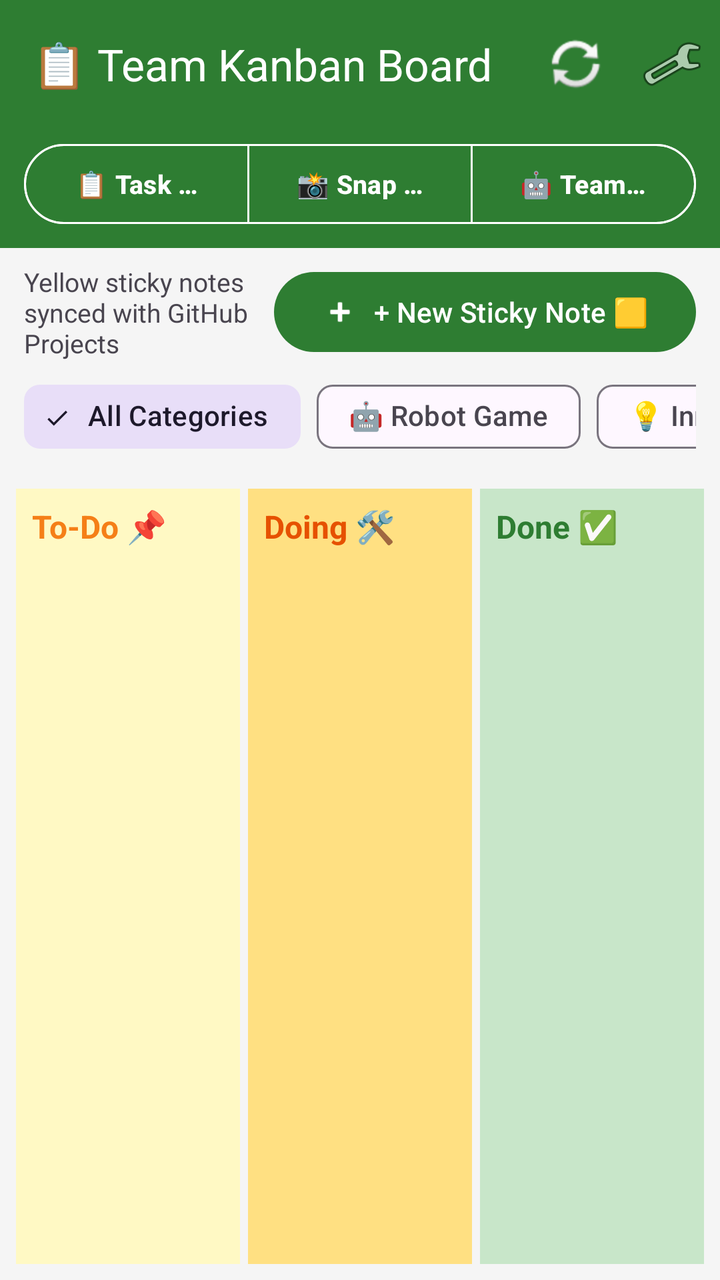
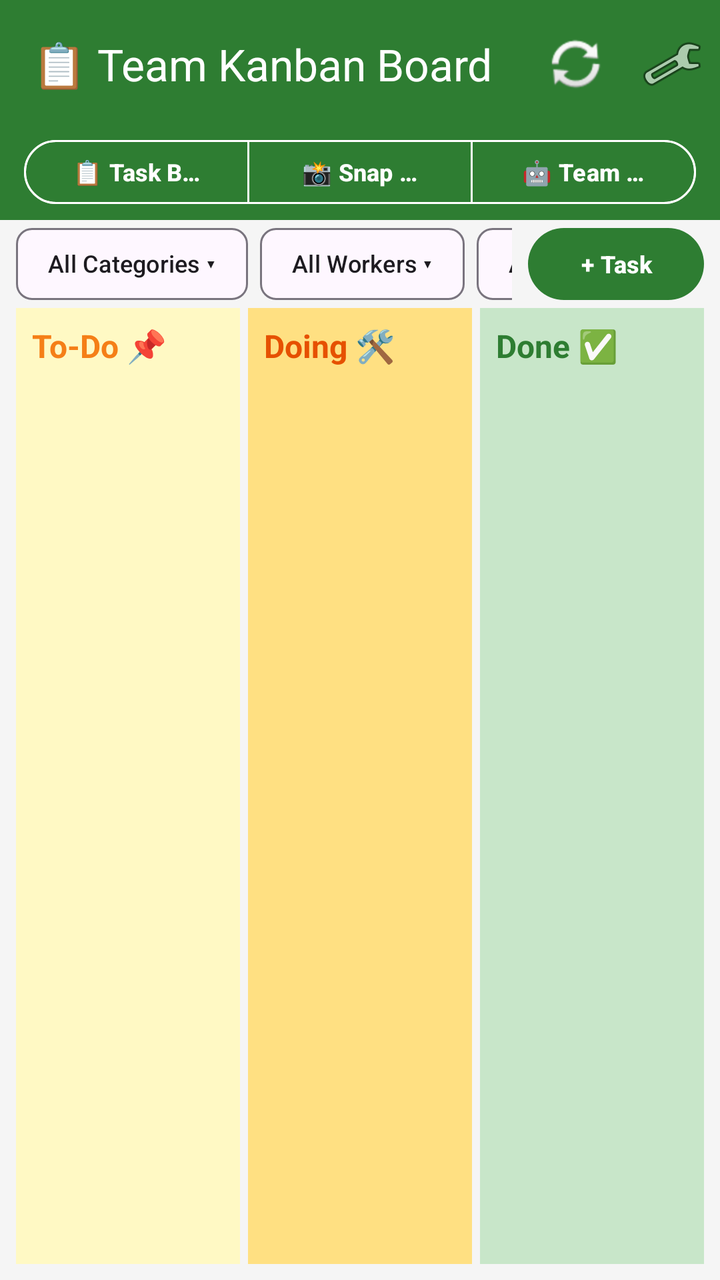

Two renders of the same Android screen: before a commit and after it. Below are the layout's source before the change and the commit's diff.
<!-- AndroidManifest.xml: application theme Theme.PushToGitHub -->
<!-- res/layout/activity_kanban.xml -->
<?xml version="1.0" encoding="utf-8"?>

<LinearLayout xmlns:android="http://schemas.android.com/apk/res/android"
    xmlns:app="http://schemas.android.com/apk/res-auto"
    android:layout_width="match_parent"
    android:layout_height="match_parent"
    android:orientation="vertical"
    android:background="#F5F5F5">

    <com.google.android.material.appbar.MaterialToolbar
        android:id="@+id/toolbar"
        android:layout_width="match_parent"
        android:layout_height="?attr/actionBarSize"
        android:background="?attr/colorPrimary"
        app:title="@string/kanban_title"
        app:titleTextColor="@android:color/white"
        app:menu="@menu/time_machine_menu" />

    
    <com.google.android.material.button.MaterialButtonToggleGroup
        android:id="@+id/mainNavToggle"
        android:layout_width="match_parent"
        android:layout_height="wrap_content"
        android:paddingStart="12dp"
        android:paddingEnd="12dp"
        android:paddingTop="4dp"
        android:paddingBottom="8dp"
        android:background="?attr/colorPrimary"
        app:singleSelection="true"
        app:selectionRequired="true">

        <com.google.android.material.button.MaterialButton
            android:id="@+id/navTaskBoard"
            style="@style/Widget.Material3.Button.OutlinedButton"
            android:layout_width="0dp"
            android:layout_height="48dp"
            android:layout_weight="1"
            android:text="📋 Task Board"
            android:textSize="13sp"
            android:textStyle="bold"
            android:textColor="@android:color/white"
            app:strokeColor="@android:color/white" />

        <com.google.android.material.button.MaterialButton
            android:id="@+id/navSnapNotes"
            style="@style/Widget.Material3.Button.OutlinedButton"
            android:layout_width="0dp"
            android:layout_height="48dp"
            android:layout_weight="1"
            android:text="📸 Snap Notes"
            android:textSize="13sp"
            android:textStyle="bold"
            android:textColor="@android:color/white"
            app:strokeColor="@android:color/white" />

        <com.google.android.material.button.MaterialButton
            android:id="@+id/navTeamCode"
            style="@style/Widget.Material3.Button.OutlinedButton"
            android:layout_width="0dp"
            android:layout_height="48dp"
            android:layout_weight="1"
            android:text="🤖 Team Code"
            android:textSize="13sp"
            android:textStyle="bold"
            android:textColor="@android:color/white"
            app:strokeColor="@android:color/white" />

    </com.google.android.material.button.MaterialButtonToggleGroup>

    <LinearLayout
        android:layout_width="match_parent"
        android:layout_height="wrap_content"
        android:orientation="horizontal"
        android:paddingStart="12dp"
        android:paddingEnd="12dp"
        android:paddingTop="8dp"
        android:paddingBottom="4dp"
        android:gravity="center_vertical">

        <TextView
            android:id="@+id/statusText"
            android:layout_width="0dp"
            android:layout_height="wrap_content"
            android:layout_weight="1"
            android:text="@string/kanban_subtitle"
            android:textSize="13sp"
            android:textColor="?android:attr/textColorSecondary" />

        <com.google.android.material.button.MaterialButton
            android:id="@+id/buttonNewStickyNote"
            android:layout_width="wrap_content"
            android:layout_height="wrap_content"
            android:text="@string/new_sticky_note"
            android:textSize="14sp"
            app:icon="@android:drawable/ic_input_add" />

    </LinearLayout>

    
    <LinearLayout
        android:layout_width="match_parent"
        android:layout_height="wrap_content"
        android:orientation="vertical"
        android:paddingStart="12dp"
        android:paddingEnd="12dp"
        android:paddingBottom="4dp">

        
        <HorizontalScrollView
            android:layout_width="match_parent"
            android:layout_height="wrap_content"
            android:scrollbars="none"
            android:layout_marginBottom="4dp">

            <com.google.android.material.chip.ChipGroup
                android:id="@+id/categoryFilterChipGroup"
                android:layout_width="wrap_content"
                android:layout_height="wrap_content"
                app:singleSelection="true"
                app:selectionRequired="true">

                <com.google.android.material.chip.Chip
                    android:id="@+id/chipCatAll"
                    style="@style/Widget.Material3.Chip.Filter"
                    android:layout_width="wrap_content"
                    android:layout_height="wrap_content"
                    android:text="All Categories"
                    android:checked="true" />

                <com.google.android.material.chip.Chip
                    android:id="@+id/chipCatRobot"
                    style="@style/Widget.Material3.Chip.Filter"
                    android:layout_width="wrap_content"
                    android:layout_height="wrap_content"
                    android:text="🤖 Robot Game" />

                <com.google.android.material.chip.Chip
                    android:id="@+id/chipCatInnovation"
                    style="@style/Widget.Material3.Chip.Filter"
                    android:layout_width="wrap_content"
                    android:layout_height="wrap_content"
                    android:text="💡 Innovation Project" />

                <com.google.android.material.chip.Chip
                    android:id="@+id/chipCatGeneral"
                    style="@style/Widget.Material3.Chip.Filter"
                    android:layout_width="wrap_content"
                    android:layout_height="wrap_content"
                    android:text="📋 General" />

            </com.google.android.material.chip.ChipGroup>
        </HorizontalScrollView>

        
        <com.google.android.material.chip.ChipGroup
            android:id="@+id/ownerFilterChipGroup"
            android:layout_width="match_parent"
            android:layout_height="wrap_content"
            app:singleLine="false"
            app:singleSelection="true"
            app:selectionRequired="false" />

        
        <com.google.android.material.chip.ChipGroup
            android:id="@+id/coreValueFilterChipGroup"
            android:layout_width="match_parent"
            android:layout_height="wrap_content"
            android:layout_marginTop="4dp"
            app:singleLine="false"
            app:singleSelection="true"
            app:selectionRequired="false" />

    </LinearLayout>

    <ProgressBar
        android:id="@+id/progress"
        android:layout_width="wrap_content"
        android:layout_height="wrap_content"
        android:layout_gravity="center_horizontal"
        android:visibility="gone" />

    
    <LinearLayout
        android:layout_width="match_parent"
        android:layout_height="0dp"
        android:layout_weight="1"
        android:baselineAligned="false"
        android:orientation="horizontal"
        android:paddingStart="8dp"
        android:paddingEnd="8dp"
        android:paddingBottom="8dp">

        
        <LinearLayout
            android:id="@+id/columnTodo"
            android:layout_width="0dp"
            android:layout_height="match_parent"
            android:layout_weight="1"
            android:orientation="vertical"
            android:background="#FFF9C4"
            android:padding="8dp"
            android:layout_marginEnd="4dp">

            <TextView
                android:layout_width="match_parent"
                android:layout_height="wrap_content"
                android:text="@string/column_todo"
                android:textSize="16sp"
                android:textStyle="bold"
                android:textColor="#F57F17"
                android:paddingBottom="8dp" />

            <androidx.recyclerview.widget.RecyclerView
                android:id="@+id/recyclerTodo"
                android:layout_width="match_parent"
                android:layout_height="match_parent"
                app:layoutManager="androidx.recyclerview.widget.LinearLayoutManager" />
        </LinearLayout>

        
        <LinearLayout
            android:id="@+id/columnDoing"
            android:layout_width="0dp"
            android:layout_height="match_parent"
            android:layout_weight="1"
            android:orientation="vertical"
            android:background="#FFE082"
            android:padding="8dp"
            android:layout_marginEnd="4dp">

            <TextView
                android:layout_width="match_parent"
                android:layout_height="wrap_content"
                android:text="@string/column_doing"
                android:textSize="16sp"
                android:textStyle="bold"
                android:textColor="#E65100"
                android:paddingBottom="8dp" />

            <androidx.recyclerview.widget.RecyclerView
                android:id="@+id/recyclerDoing"
                android:layout_width="match_parent"
                android:layout_height="match_parent"
                app:layoutManager="androidx.recyclerview.widget.LinearLayoutManager" />
        </LinearLayout>

        
        <LinearLayout
            android:id="@+id/columnDone"
            android:layout_width="0dp"
            android:layout_height="match_parent"
            android:layout_weight="1"
            android:orientation="vertical"
            android:background="#C8E6C9"
            android:padding="8dp">

            <TextView
                android:layout_width="match_parent"
                android:layout_height="wrap_content"
                android:text="@string/column_done"
                android:textSize="16sp"
                android:textStyle="bold"
                android:textColor="#2E7D32"
                android:paddingBottom="8dp" />

            <androidx.recyclerview.widget.RecyclerView
                android:id="@+id/recyclerDone"
                android:layout_width="match_parent"
                android:layout_height="match_parent"
                app:layoutManager="androidx.recyclerview.widget.LinearLayoutManager" />
        </LinearLayout>

    </LinearLayout>

</LinearLayout>
<!-- resources referenced by this layout -->
<resources>
  <string name="column_doing">Doing 🛠️</string>
  <string name="column_done">Done ✅</string>
  <string name="column_todo">To-Do 📌</string>
  <string name="kanban_subtitle">Yellow sticky notes synced with GitHub Projects</string>
  <string name="kanban_title">📋 Team Kanban Board</string>
  <string name="new_sticky_note">+ New Sticky Note 🟨</string>
  <style name="Theme.PushToGitHub" parent="Theme.Material3.DayNight.NoActionBar">
          <item name="colorPrimary">@color/brand_primary</item>
          <item name="colorOnPrimary">@color/white</item>
          <item name="android:statusBarColor">@color/brand_primary</item>
      </style>
  <color name="brand_primary">#2E7D32</color>
  <color name="white">#FFFFFF</color>
</resources>

<!-- the commit's change to res/layout/activity_kanban.xml (unified diff, before → after) -->
@@ -23,8 +23,8 @@
         android:layout_height="wrap_content"
         android:paddingStart="12dp"
         android:paddingEnd="12dp"
-        android:paddingTop="4dp"
-        android:paddingBottom="8dp"
+        android:paddingTop="2dp"
+        android:paddingBottom="4dp"
         android:background="?attr/colorPrimary"
         app:singleSelection="true"
         app:selectionRequired="true">
@@ -33,10 +33,10 @@
             android:id="@+id/navTaskBoard"
             style="@style/Widget.Material3.Button.OutlinedButton"
             android:layout_width="0dp"
-            android:layout_height="48dp"
+            android:layout_height="40dp"
             android:layout_weight="1"
             android:text="📋 Task Board"
-            android:textSize="13sp"
+            android:textSize="12sp"
             android:textStyle="bold"
             android:textColor="@android:color/white"
             app:strokeColor="@android:color/white" />
@@ -45,10 +45,10 @@
             android:id="@+id/navSnapNotes"
             style="@style/Widget.Material3.Button.OutlinedButton"
             android:layout_width="0dp"
-            android:layout_height="48dp"
+            android:layout_height="40dp"
             android:layout_weight="1"
             android:text="📸 Snap Notes"
-            android:textSize="13sp"
+            android:textSize="12sp"
             android:textStyle="bold"
             android:textColor="@android:color/white"
             app:strokeColor="@android:color/white" />
@@ -57,118 +57,239 @@
             android:id="@+id/navTeamCode"
             style="@style/Widget.Material3.Button.OutlinedButton"
             android:layout_width="0dp"
-            android:layout_height="48dp"
+            android:layout_height="40dp"
             android:layout_weight="1"
             android:text="🤖 Team Code"
-            android:textSize="13sp"
+            android:textSize="12sp"
             android:textStyle="bold"
             android:textColor="@android:color/white"
             app:strokeColor="@android:color/white" />
 
     </com.google.android.material.button.MaterialButtonToggleGroup>
 
+    
     <LinearLayout
         android:layout_width="match_parent"
         android:layout_height="wrap_content"
         android:orientation="horizontal"
-        android:paddingStart="12dp"
-        android:paddingEnd="12dp"
-        android:paddingTop="8dp"
+        android:paddingStart="8dp"
+        android:paddingEnd="8dp"
+        android:paddingTop="4dp"
         android:paddingBottom="4dp"
         android:gravity="center_vertical">
 
-        <TextView
-            android:id="@+id/statusText"
+        
+        <HorizontalScrollView
+            android:id="@+id/filterScrollView"
             android:layout_width="0dp"
             android:layout_height="wrap_content"
             android:layout_weight="1"
-            android:text="@string/kanban_subtitle"
-            android:textSize="13sp"
-            android:textColor="?android:attr/textColorSecondary" />
-
+            android:scrollbars="none">
+
+            <LinearLayout
+                android:id="@+id/filterBarContainer"
+                android:layout_width="wrap_content"
+                android:layout_height="wrap_content"
+                android:orientation="horizontal"
+                android:gravity="center_vertical">
+
+                
+                <LinearLayout
+                    android:id="@+id/filterTriggersLayout"
+                    android:layout_width="wrap_content"
+                    android:layout_height="wrap_content"
+                    android:orientation="horizontal"
+                    android:gravity="center_vertical">
+
+                    <com.google.android.material.chip.Chip
+                        android:id="@+id/btnFilterCategory"
+                        style="@style/Widget.Material3.Chip.Assist"
+                        android:layout_width="wrap_content"
+                        android:layout_height="36dp"
+                        android:layout_marginEnd="6dp"
+                        android:text="All Categories ▾"
+                        android:textSize="12sp"
+                        android:textStyle="bold"
+                        app:chipMinTouchTargetSize="0dp" />
+
+                    <com.google.android.material.chip.Chip
+                        android:id="@+id/btnFilterWorker"
+                        style="@style/Widget.Material3.Chip.Assist"
+                        android:layout_width="wrap_content"
+                        android:layout_height="36dp"
+                        android:layout_marginEnd="6dp"
+                        android:text="All Workers ▾"
+                        android:textSize="12sp"
+                        android:textStyle="bold"
+                        app:chipMinTouchTargetSize="0dp" />
+
+                    <com.google.android.material.chip.Chip
+                        android:id="@+id/btnFilterCoreValue"
+                        style="@style/Widget.Material3.Chip.Assist"
+                        android:layout_width="wrap_content"
+                        android:layout_height="36dp"
+                        android:layout_marginEnd="6dp"
+                        android:text="All Core Values ▾"
+                        android:textSize="12sp"
+                        android:textStyle="bold"
+                        app:chipMinTouchTargetSize="0dp" />
+
+                    <com.google.android.material.chip.Chip
+                        android:id="@+id/btnClearFilters"
+                        style="@style/Widget.Material3.Chip.Assist"
+                        android:layout_width="wrap_content"
+                        android:layout_height="36dp"
+                        android:layout_marginEnd="6dp"
+                        android:text="✕ Clear"
+                        android:textSize="11sp"
+                        android:textColor="#D32F2F"
+                        android:visibility="gone"
+                        app:chipMinTouchTargetSize="0dp" />
+
+                </LinearLayout>
+
+                
+                <LinearLayout
+                    android:id="@+id/expandedCategoryLayout"
+                    android:layout_width="wrap_content"
+                    android:layout_height="wrap_content"
+                    android:orientation="horizontal"
+                    android:gravity="center_vertical"
+                    android:visibility="gone">
+
+                    <com.google.android.material.chip.Chip
+                        android:id="@+id/btnCloseCategory"
+                        style="@style/Widget.Material3.Chip.Assist"
+                        android:layout_width="wrap_content"
+                        android:layout_height="36dp"
+                        android:layout_marginEnd="6dp"
+                        android:text="Category ▴"
+                        android:textSize="12sp"
+                        android:textStyle="bold"
+                        app:chipMinTouchTargetSize="0dp" />
+
+                    <com.google.android.material.chip.ChipGroup
+                        android:id="@+id/categoryFilterChipGroup"
+                        android:layout_width="wrap_content"
+                        android:layout_height="wrap_content"
+                        app:singleLine="true"
+                        app:singleSelection="true"
+                        app:selectionRequired="true">
+
+                        <com.google.android.material.chip.Chip
+                            android:id="@+id/chipCatAll"
+                            style="@style/Widget.Material3.Chip.Filter"
+                            android:layout_width="wrap_content"
+                            android:layout_height="36dp"
+                            android:text="All"
+                            android:checked="true"
+                            app:chipMinTouchTargetSize="0dp" />
+
+                        <com.google.android.material.chip.Chip
+                            android:id="@+id/chipCatRobot"
+                            style="@style/Widget.Material3.Chip.Filter"
+                            android:layout_width="wrap_content"
+                            android:layout_height="36dp"
+                            android:text="🤖 Robot Game"
+                            app:chipMinTouchTargetSize="0dp" />
+
+                        <com.google.android.material.chip.Chip
+                            android:id="@+id/chipCatInnovation"
+                            style="@style/Widget.Material3.Chip.Filter"
+                            android:layout_width="wrap_content"
+                            android:layout_height="36dp"
+                            android:text="💡 Innovation"
+                            app:chipMinTouchTargetSize="0dp" />
+
+                        <com.google.android.material.chip.Chip
+                            android:id="@+id/chipCatGeneral"
+                            style="@style/Widget.Material3.Chip.Filter"
+                            android:layout_width="wrap_content"
+                            android:layout_height="36dp"
+                            android:text="📋 General"
+                            app:chipMinTouchTargetSize="0dp" />
+
+                    </com.google.android.material.chip.ChipGroup>
+
+                </LinearLayout>
+
+                
+                <LinearLayout
+                    android:id="@+id/expandedWorkerLayout"
+                    android:layout_width="wrap_content"
+                    android:layout_height="wrap_content"
+                    android:orientation="horizontal"
+                    android:gravity="center_vertical"
+                    android:visibility="gone">
+
+                    <com.google.android.material.chip.Chip
+                        android:id="@+id/btnCloseWorker"
+                        style="@style/Widget.Material3.Chip.Assist"
+                        android:layout_width="wrap_content"
+                        android:layout_height="36dp"
+                        android:layout_marginEnd="6dp"
+                        android:text="Worker ▴"
+                        android:textSize="12sp"
+                        android:textStyle="bold"
+                        app:chipMinTouchTargetSize="0dp" />
+
+                    <com.google.android.material.chip.ChipGroup
+                        android:id="@+id/ownerFilterChipGroup"
+                        android:layout_width="wrap_content"
+                        android:layout_height="wrap_content"
+                        app:singleLine="true"
+                        app:singleSelection="true"
+                        app:selectionRequired="false" />
+
+                </LinearLayout>
+
+                
+                <LinearLayout
+                    android:id="@+id/expandedCoreValueLayout"
+                    android:layout_width="wrap_content"
+                    android:layout_height="wrap_content"
+                    android:orientation="horizontal"
+                    android:gravity="center_vertical"
+                    android:visibility="gone">
+
+                    <com.google.android.material.chip.Chip
+                        android:id="@+id/btnCloseCoreValue"
+                        style="@style/Widget.Material3.Chip.Assist"
+                        android:layout_width="wrap_content"
+                        android:layout_height="36dp"
+                        android:layout_marginEnd="6dp"
+                        android:text="Core Value ▴"
+                        android:textSize="12sp"
+                        android:textStyle="bold"
+                        app:chipMinTouchTargetSize="0dp" />
+
+                    <com.google.android.material.chip.ChipGroup
+                        android:id="@+id/coreValueFilterChipGroup"
+                        android:layout_width="wrap_content"
+                        android:layout_height="wrap_content"
+                        app:singleLine="true"
+                        app:singleSelection="true"
+                        app:selectionRequired="false" />
+
+                </LinearLayout>
+
+            </LinearLayout>
+        </HorizontalScrollView>
+
+        
         <com.google.android.material.button.MaterialButton
             android:id="@+id/buttonNewStickyNote"
+            style="@style/Widget.Material3.Button"
             android:layout_width="wrap_content"
-            android:layout_height="wrap_content"
-            android:text="@string/new_sticky_note"
-            android:textSize="14sp"
-            app:icon="@android:drawable/ic_input_add" />
-
-    </LinearLayout>
-
-    
-    <LinearLayout
-        android:layout_width="match_parent"
-        android:layout_height="wrap_content"
-        android:orientation="vertical"
-        android:paddingStart="12dp"
-        android:paddingEnd="12dp"
-        android:paddingBottom="4dp">
-
-        
-        <HorizontalScrollView
-            android:layout_width="match_parent"
-            android:layout_height="wrap_content"
-            android:scrollbars="none"
-            android:layout_marginBottom="4dp">
-
-            <com.google.android.material.chip.ChipGroup
-                android:id="@+id/categoryFilterChipGroup"
-                android:layout_width="wrap_content"
-                android:layout_height="wrap_content"
-                app:singleSelection="true"
-                app:selectionRequired="true">
-
-                <com.google.android.material.chip.Chip
-                    android:id="@+id/chipCatAll"
-                    style="@style/Widget.Material3.Chip.Filter"
-                    android:layout_width="wrap_content"
-                    android:layout_height="wrap_content"
-                    android:text="All Categories"
-                    android:checked="true" />
-
-                <com.google.android.material.chip.Chip
-                    android:id="@+id/chipCatRobot"
-                    style="@style/Widget.Material3.Chip.Filter"
-                    android:layout_width="wrap_content"
-                    android:layout_height="wrap_content"
-                    android:text="🤖 Robot Game" />
-
-                <com.google.android.material.chip.Chip
-                    android:id="@+id/chipCatInnovation"
-                    style="@style/Widget.Material3.Chip.Filter"
-                    android:layout_width="wrap_content"
-                    android:layout_height="wrap_content"
-                    android:text="💡 Innovation Project" />
-
-                <com.google.android.material.chip.Chip
-                    android:id="@+id/chipCatGeneral"
-                    style="@style/Widget.Material3.Chip.Filter"
-                    android:layout_width="wrap_content"
-                    android:layout_height="wrap_content"
-                    android:text="📋 General" />
-
-            </com.google.android.material.chip.ChipGroup>
-        </HorizontalScrollView>
-
-        
-        <com.google.android.material.chip.ChipGroup
-            android:id="@+id/ownerFilterChipGroup"
-            android:layout_width="match_parent"
-            android:layout_height="wrap_content"
-            app:singleLine="false"
-            app:singleSelection="true"
-            app:selectionRequired="false" />
-
-        
-        <com.google.android.material.chip.ChipGroup
-            android:id="@+id/coreValueFilterChipGroup"
-            android:layout_width="match_parent"
-            android:layout_height="wrap_content"
-            android:layout_marginTop="4dp"
-            app:singleLine="false"
-            app:singleSelection="true"
-            app:selectionRequired="false" />
+            android:layout_height="36dp"
+            android:layout_marginStart="8dp"
+            android:text="+ Task"
+            android:textSize="12sp"
+            android:textStyle="bold"
+            android:insetTop="0dp"
+            android:insetBottom="0dp"
+            android:paddingStart="10dp"
+            android:paddingEnd="10dp" />
 
     </LinearLayout>
 
<!-- resource entries referenced after the edit -->
@@ -3,9 +3,7 @@
   <string name="column_doing">Doing 🛠️</string>
   <string name="column_done">Done ✅</string>
   <string name="column_todo">To-Do 📌</string>
-  <string name="kanban_subtitle">Yellow sticky notes synced with GitHub Projects</string>
   <string name="kanban_title">📋 Team Kanban Board</string>
-  <string name="new_sticky_note">+ New Sticky Note 🟨</string>
   <style name="Theme.PushToGitHub" parent="Theme.Material3.DayNight.NoActionBar">
           <item name="colorPrimary">@color/brand_primary</item>
           <item name="colorOnPrimary">@color/white</item>
